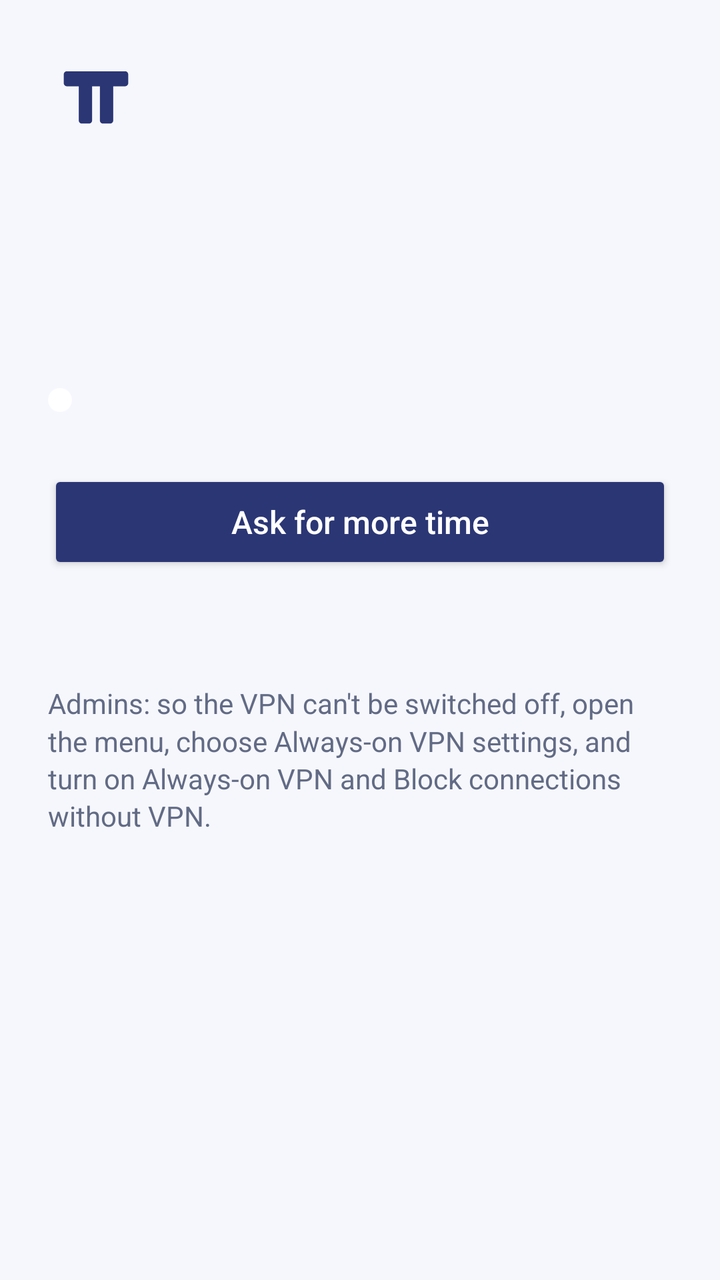
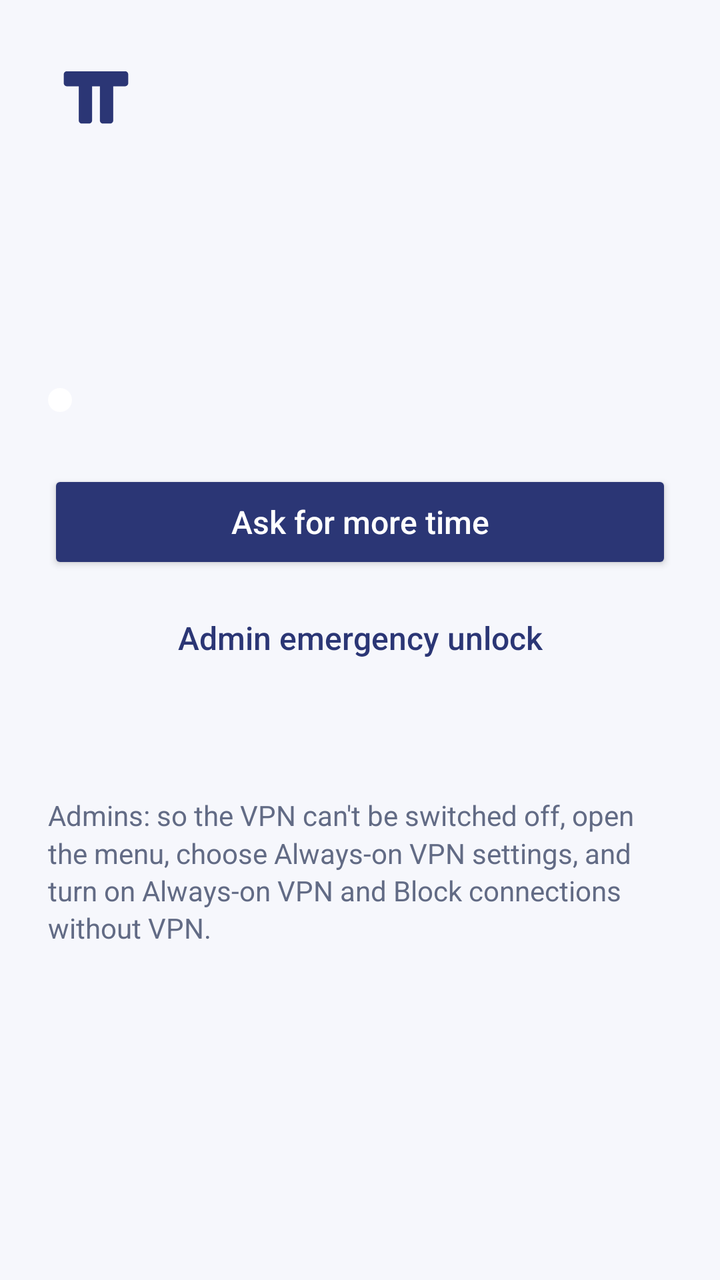

The first picture is an Android layout as it rendered before a commit; the second is the same layout after the commit. The layout source and the unified diff follow.
<!-- AndroidManifest.xml: application theme Theme.Temperance -->
<!-- res/layout/screen_status.xml -->
<?xml version="1.0" encoding="utf-8"?>
<ScrollView xmlns:android="http://schemas.android.com/apk/res/android"
    android:id="@+id/screen_status"
    android:layout_width="match_parent"
    android:layout_height="match_parent"
    android:fillViewport="true">

    <LinearLayout style="@style/Screen" android:id="@+id/column">
        <ImageView android:layout_width="48dp" android:layout_height="48dp" android:layout_marginBottom="16dp" android:src="@drawable/brand_mark" android:importantForAccessibility="no" />

        <TextView android:id="@+id/headline" style="@style/Title" android:accessibilityHeading="true" />
        <TextView android:id="@+id/detail" style="@style/Body" android:textColor="@color/ink" />
        <TextView android:id="@+id/remaining" style="@style/Body" android:textColor="@color/ink" />
        <TextView android:id="@+id/next_change" style="@style/Body" android:textColor="@color/ink" android:visibility="gone" />

        <TextView
            android:id="@+id/vpn_state"
            style="@style/Body"
            android:layout_marginTop="16dp"
            android:drawablePadding="8dp"
            android:drawableStart="@drawable/dot"
            android:gravity="center_vertical" />

        <TextView
            android:id="@+id/health"
            style="@style/Body"
            android:layout_marginTop="16dp"
            android:background="@drawable/warning_card"
            android:padding="16dp"
            android:textColor="@color/warning_ink"
            android:visibility="gone" />

        <LinearLayout
            android:id="@+id/alerts"
            android:layout_width="match_parent"
            android:layout_height="wrap_content"
            android:layout_marginTop="16dp"
            android:orientation="vertical"
            android:visibility="gone">
            <TextView style="@style/Label" android:layout_marginTop="0dp" android:accessibilityHeading="true" android:text="@string/recent_alerts" />
            <LinearLayout android:id="@+id/alerts_list" android:layout_width="match_parent" android:layout_height="wrap_content" android:layout_marginTop="4dp" android:orientation="vertical" />
        </LinearLayout>

        <Button android:id="@+id/wifi_sign_in" style="@style/Secondary" android:text="@string/wifi_sign_in" android:visibility="gone" />
        <Button android:id="@+id/ask_time" style="@style/Primary" android:text="@string/ask_time" />

        <TextView android:id="@+id/status_line" style="@style/Note" />
        <TextView style="@style/Note" android:layout_marginTop="12dp" android:text="@string/always_on_note" />
    </LinearLayout>
</ScrollView>
<!-- resources referenced by this layout -->
<resources>
  <color name="ink">#242A43</color>
  <color name="warning_ink">#6B4500</color>
  <!-- drawable dot (drawable) -->
  <?xml version="1.0" encoding="utf-8"?>
  <shape xmlns:android="http://schemas.android.com/apk/res/android" android:shape="oval">
      <size android:width="12dp" android:height="12dp" />
      <solid android:color="#FFFFFF" />
  </shape>
  <!-- drawable warning_card (drawable) -->
  <?xml version="1.0" encoding="utf-8"?>
  <shape xmlns:android="http://schemas.android.com/apk/res/android" android:shape="rectangle">
      <corners android:radius="12dp" />
      <solid android:color="@color/warning_bg" />
  </shape>
  <string name="always_on_note">Admins: so the VPN can\'t be switched off, open the menu, choose Always-on VPN settings, and turn on Always-on VPN and Block connections without VPN.</string>
  <string name="ask_time">Ask for more time</string>
  <string name="recent_alerts">Recent alerts</string>
  <string name="wifi_sign_in">Sign in to Wi-Fi</string>
  <style name="Body">
          <item name="android:layout_width">match_parent</item>
          <item name="android:layout_height">wrap_content</item>
          <item name="android:textSize">16sp</item>
          <item name="android:textColor">@color/muted</item>
          <item name="android:lineSpacingMultiplier">1.15</item>
      </style>
  <style name="Label">
          <item name="android:layout_width">match_parent</item>
          <item name="android:layout_height">wrap_content</item>
          <item name="android:textSize">14sp</item>
          <item name="android:textStyle">bold</item>
          <item name="android:textColor">@color/ink</item>
          <item name="android:layout_marginTop">20dp</item>
      </style>
  <style name="Note" parent="Body">
          <item name="android:textSize">14sp</item>
          <item name="android:layout_marginTop">24dp</item>
      </style>
  <style name="Screen">
          <item name="android:layout_width">match_parent</item>
          <item name="android:layout_height">wrap_content</item>
          <item name="android:orientation">vertical</item>
          <item name="android:paddingStart">24dp</item>
          <item name="android:paddingEnd">24dp</item>
          <item name="android:paddingTop">24dp</item>
          <item name="android:paddingBottom">32dp</item>
      </style>
  <style name="Secondary" parent="android:Widget.Material.Button.Borderless.Colored">
          <item name="android:layout_width">match_parent</item>
          <item name="android:layout_height">wrap_content</item>
          <item name="android:minHeight">48dp</item>
          <item name="android:layout_marginTop">8dp</item>
          <item name="android:textSize">16sp</item>
          <item name="android:textAllCaps">false</item>
      </style>
  <style name="Title">
          <item name="android:layout_width">match_parent</item>
          <item name="android:layout_height">wrap_content</item>
          <item name="android:textSize">26sp</item>
          <item name="android:textColor">@color/ink</item>
          <item name="android:fontFamily">serif</item>
          <item name="android:layout_marginBottom">8dp</item>
      </style>
  <style name="Theme.Temperance" parent="android:Theme.Material.Light.DarkActionBar">
          <item name="android:colorPrimary">@color/brand</item>
          <item name="android:colorPrimaryDark">@color/brand_dark</item>
          <item name="android:colorAccent">@color/brand</item>
          <item name="android:windowBackground">@color/paper</item>
          <item name="android:textColorPrimary">@color/ink</item>
          <item name="android:textColorSecondary">@color/muted</item>
      </style>
  <color name="brand">#2B3675</color>
  <color name="warning_bg">#FFF4E0</color>
  <color name="muted">#626B85</color>
  <color name="brand_dark">#202958</color>
  <color name="paper">#F6F7FC</color>
  <!-- unchanged entries left out for length: 2 -->
</resources>

<!-- the commit's change to res/layout/screen_status.xml (unified diff, before → after) -->
@@ -44,7 +44,12 @@
         <Button android:id="@+id/wifi_sign_in" style="@style/Secondary" android:text="@string/wifi_sign_in" android:visibility="gone" />
         <Button android:id="@+id/ask_time" style="@style/Primary" android:text="@string/ask_time" />
 
+        <Button android:id="@+id/emergency_unlock" style="@style/Secondary" android:text="Admin emergency unlock" />
+        <Button android:id="@+id/emergency_vpn_settings" style="@style/Secondary" android:text="Android VPN settings" android:visibility="gone" />
+        <TextView android:id="@+id/emergency_android_note" style="@style/Note" android:text="If internet is still blocked, an admin must turn off Block connections without VPN in Android VPN settings." android:visibility="gone" />
+        <Button android:id="@+id/resume_vpn" style="@style/Primary" android:text="Turn on VPN" android:visibility="gone" />
+
         <TextView android:id="@+id/status_line" style="@style/Note" />
-        <TextView style="@style/Note" android:layout_marginTop="12dp" android:text="@string/always_on_note" />
+        <TextView android:id="@+id/always_on_note" style="@style/Note" android:layout_marginTop="12dp" android:text="@string/always_on_note" />
     </LinearLayout>
 </ScrollView>
